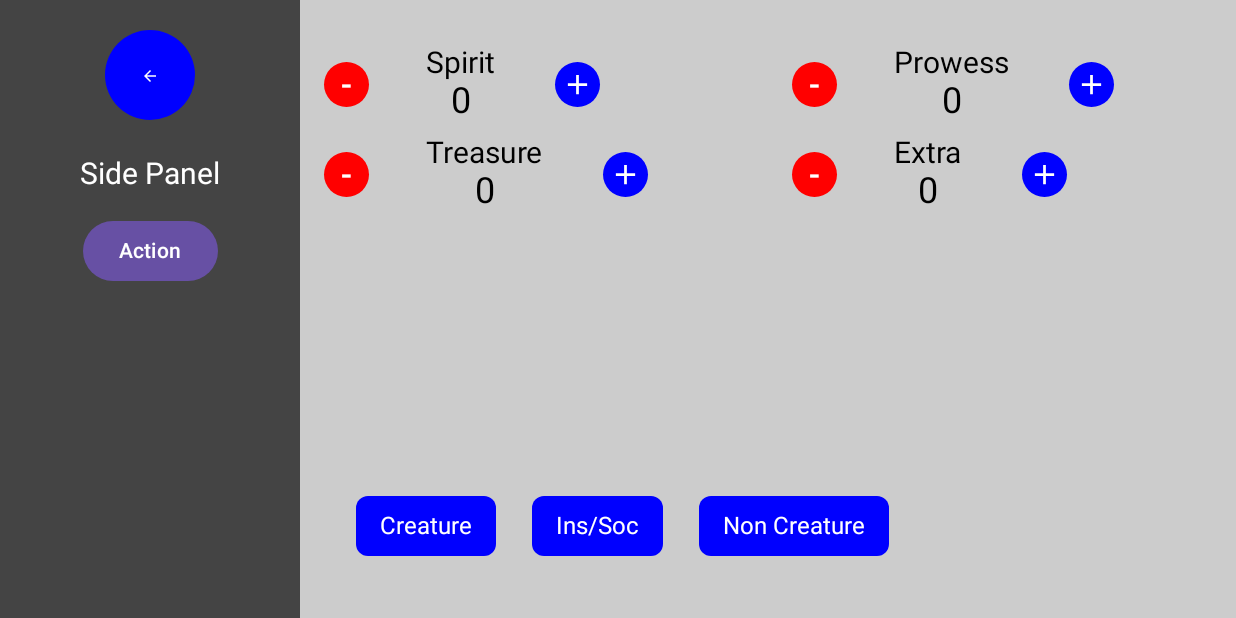
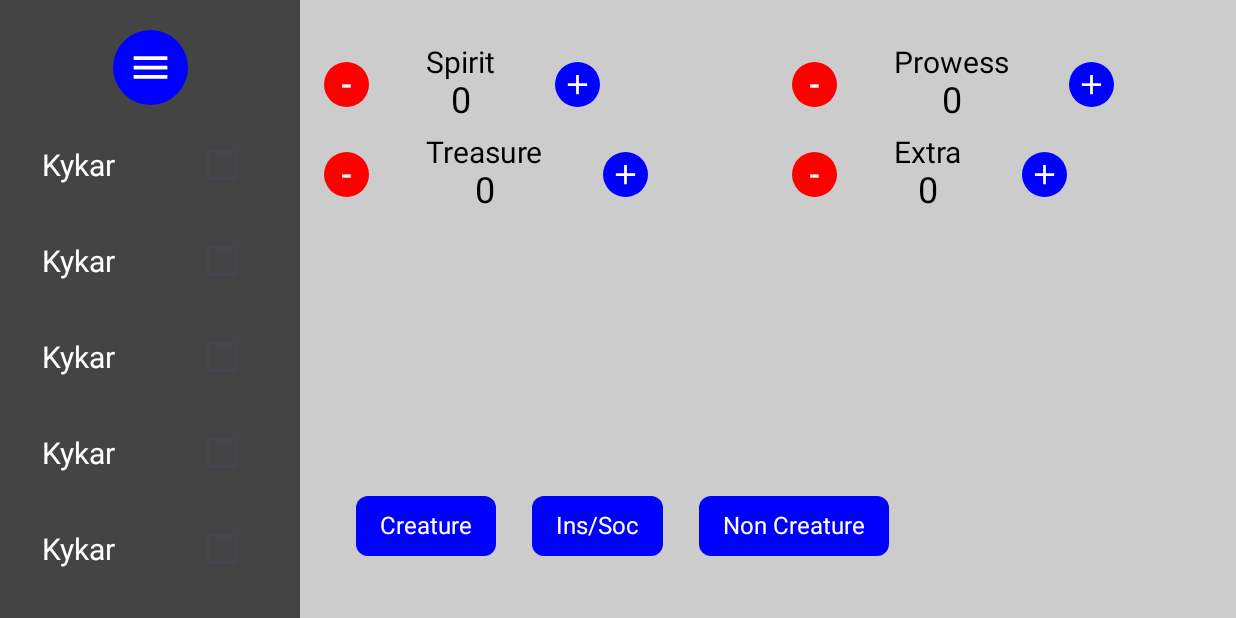
Before and after one commit to PriteshPatel3/SaltSlinger, an Android app built with Jetpack Compose: the screen it shows after launch (MainActivity), after a tap on "Toggle Panel", on a phone screen of 824 x 412 dp (held sideways). Run offline under Robolectric (Android 15) with nearby library versions, the phone set to English and light mode, and no system bars.

Commit message:
Added side panel item function

```diff
--- a/app/src/main/java/com/example/myapplication/MainActivity.kt
+++ b/app/src/main/java/com/example/myapplication/MainActivity.kt
@@ -29,17 +29,26 @@ import androidx.compose.foundation.layout.height
 import androidx.compose.foundation.layout.padding
 import androidx.compose.foundation.layout.size
 import androidx.compose.foundation.layout.width
+import androidx.compose.foundation.layout.wrapContentWidth
+import androidx.compose.foundation.lazy.grid.GridCells
+import androidx.compose.foundation.lazy.grid.LazyHorizontalGrid
+import androidx.compose.foundation.lazy.grid.LazyVerticalGrid
+import androidx.compose.foundation.rememberScrollState
 import androidx.compose.foundation.shape.CircleShape
 import androidx.compose.foundation.shape.RoundedCornerShape
+import androidx.compose.foundation.verticalScroll
 import androidx.compose.material.icons.Icons
 import androidx.compose.material.icons.filled.Add
 import androidx.compose.material.icons.filled.ArrowBack
 import androidx.compose.material.icons.filled.ArrowForward
+import androidx.compose.material.icons.filled.Menu
 import androidx.compose.material3.Button
 import androidx.compose.material3.ButtonDefaults
+import androidx.compose.material3.Checkbox
 import androidx.compose.material3.Icon
 import androidx.compose.material3.Surface
 import androidx.compose.material3.Text
+import androidx.compose.material3.TextField
 import androidx.compose.runtime.Composable
 import androidx.compose.runtime.getValue
 import androidx.compose.runtime.mutableStateOf
@@ -55,6 +64,7 @@ import androidx.compose.ui.unit.Dp
 import androidx.compose.ui.unit.dp
 import androidx.compose.ui.unit.sp
 
+data class Item(val id: Int, val name: String)
 
 class MainActivity : ComponentActivity() {
     override fun onCreate(savedInstanceState: Bundle?) {
@@ -108,36 +118,35 @@ fun GameResourceTracker() {
                     onClick = { isPanelExpanded = !isPanelExpanded },
                     modifier = Modifier
                         .padding(bottom = 8.dp)
-                        .size(if (isPanelExpanded) 60.dp else 40.dp), // Slightly smaller when shrunk
-                    shape = CircleShape,
-                    colors = ButtonDefaults.buttonColors(containerColor = Color.Blue)
+                        .size(if (isPanelExpanded) 50.dp else 40.dp), // Increase size for visibility
+//                    shape = CircleShape,
+                    colors = ButtonDefaults.buttonColors(containerColor = Color.Blue),
+                    contentPadding = PaddingValues(0.dp) // Remove default padding
                 ) {
                     Icon(
-                        imageVector = if (isPanelExpanded) Icons.Default.ArrowBack else Icons.Default.ArrowForward,
+                        imageVector = Icons.Default.Menu, // No need for the if-else
                         contentDescription = "Toggle Panel",
                         tint = Color.White,
-                        modifier = Modifier.size(30.dp)
+                        modifier = Modifier.size(30.dp) // Reduce size to fit inside button
                     )
                 }
-
+                val items = List(10) { Item(it, "Item $it") } // Generate a sample list
                 // Panel Content (visible when expanded)
                 if (isPanelExpanded) {
-                    Text(
-                        text = "Side Panel",
-                        color = Color.White,
-                        fontSize = 20.sp,
-                        modifier = Modifier.padding(top = 16.dp)
-                    )
-                    // Add more content here, e.g., buttons, text, etc.
-                    Button(
-                        onClick = { /* Add action */ },
-                        modifier = Modifier.padding(top = 16.dp)
+                    Column(
+                        modifier = Modifier
+                            .weight(1f) // Take remaining space
+                            .verticalScroll(rememberScrollState())
+                            .fillMaxHeight(),
                     ) {
-                        Text("Action")
+                        items.forEach {item ->
+                            SidePanelItem(item)
+                        }
                     }
                 }
             }
         }
+
 
         // Main Content Column
         Column(
@@ -146,7 +155,6 @@ fun GameResourceTracker() {
                 .fillMaxHeight(),
             verticalArrangement = Arrangement.SpaceBetween // Space out children
         ) {
-
 
         // Main Trackers (Resource Trackers)
         FlowRow(
@@ -173,6 +181,33 @@ fun GameResourceTracker() {
             CastColumn("Non Creature", {})
         }
         }
+    }
+}
+@Composable
+fun SidePanelItem(item: Item) {
+    var isChecked by remember { mutableStateOf(false) } // Ensure individual state
+
+    Row(
+        verticalAlignment = Alignment.CenterVertically,
+        horizontalArrangement = Arrangement.SpaceBetween,
+        modifier = Modifier
+            .fillMaxWidth()
+            .padding(8.dp)
+    )
+    {
+        Text(
+            text = "Kykar",
+            color = Color.White, // Ensure visible text
+            fontSize = 20.sp,
+            modifier = Modifier
+                .weight(1f)
+                .wrapContentWidth(Alignment.Start)
+        )
+
+        Checkbox(
+            checked = isChecked,
+            onCheckedChange = { isChecked = it }
+        )
     }
 }
 
```
